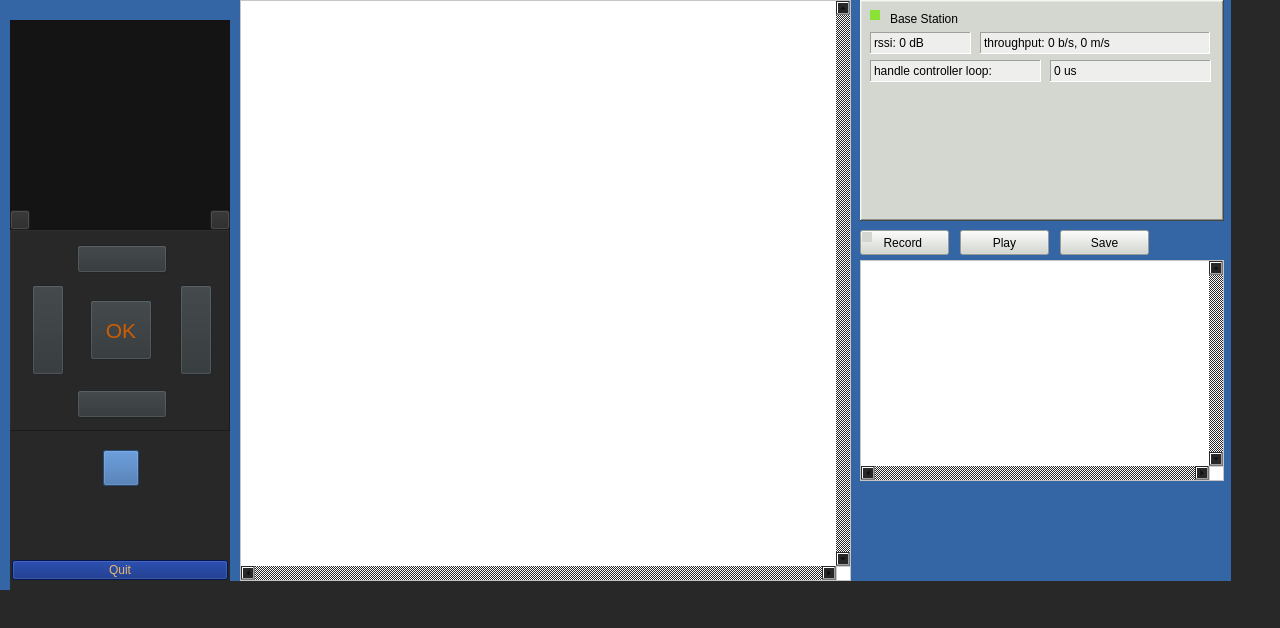
Old version of the form two_way_serial1/mainwindow.ui in the repository skazik/QT.
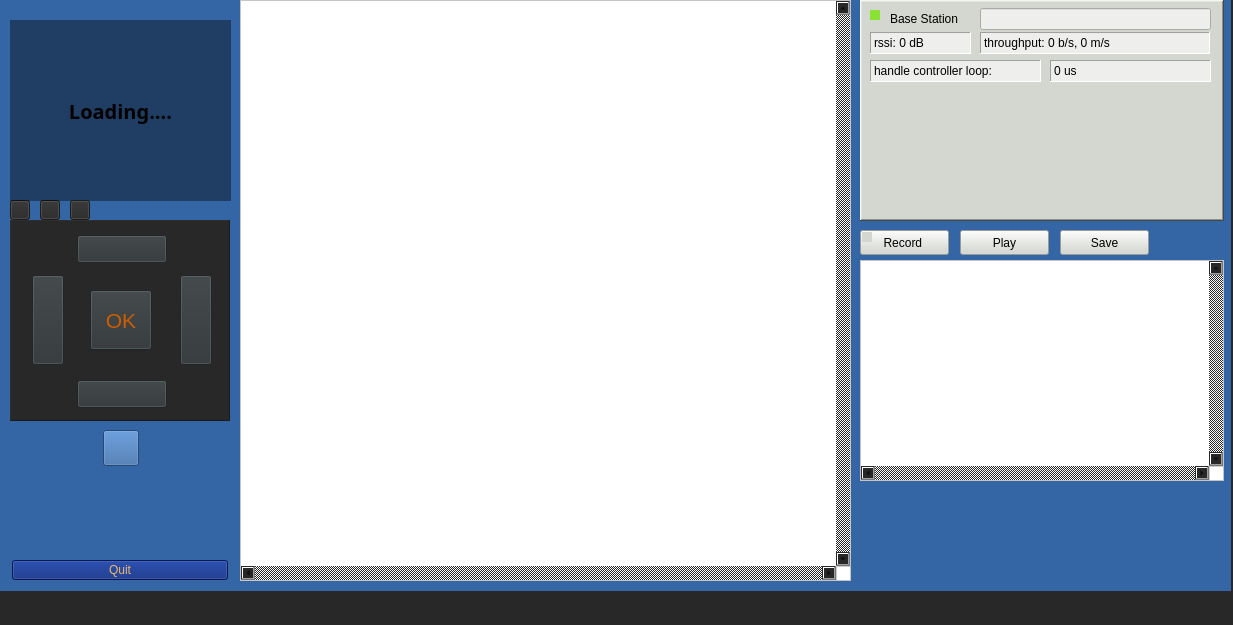
New version of the form. Icons and pictures are not drawn. Custom widgets are drawn as their Qt base class.

Commit message: made configurable port ttyACM0 and camera flip

```diff
--- a/two_way_serial1/mainwindow.ui
+++ b/two_way_serial1/mainwindow.ui
@@ -6,8 +6,8 @@
    <rect>
     <x>0</x>
     <y>0</y>
-    <width>1280</width>
-    <height>628</height>
+    <width>1233</width>
+    <height>625</height>
    </rect>
   </property>
   <property name="windowTitle">
@@ -21,7 +21,7 @@
     <property name="geometry">
      <rect>
       <x>77</x>
-      <y>245</y>
+      <y>235</y>
       <width>90</width>
       <height>28</height>
      </rect>
@@ -47,7 +47,7 @@
     <property name="geometry">
      <rect>
       <x>77</x>
-      <y>390</y>
+      <y>380</y>
       <width>90</width>
       <height>28</height>
      </rect>
@@ -67,7 +67,7 @@
     <property name="geometry">
      <rect>
       <x>10</x>
-      <y>230</y>
+      <y>220</y>
       <width>220</width>
       <height>201</height>
      </rect>
@@ -98,7 +98,7 @@
     <property name="geometry">
      <rect>
       <x>32</x>
-      <y>285</y>
+      <y>275</y>
       <width>32</width>
       <height>90</height>
      </rect>
@@ -124,7 +124,7 @@
     <property name="geometry">
      <rect>
       <x>180</x>
-      <y>285</y>
+      <y>275</y>
       <width>32</width>
       <height>90</height>
      </rect>
@@ -150,7 +150,7 @@
     <property name="geometry">
      <rect>
       <x>90</x>
-      <y>300</y>
+      <y>290</y>
       <width>62</width>
       <height>60</height>
      </rect>
@@ -203,7 +203,7 @@
     <property name="geometry">
      <rect>
       <x>103</x>
-      <y>450</y>
+      <y>430</y>
       <width>36</width>
       <height>36</height>
      </rect>
@@ -266,43 +266,6 @@
     <property name="midLineWidth">
      <number>0</number>
     </property>
-    <widget class="QLabel" name="color_holder_2">
-     <property name="geometry">
-      <rect>
-       <x>70</x>
-       <y>0</y>
-       <width>220</width>
-       <height>20</height>
-      </rect>
-     </property>
-     <property name="font">
-      <font>
-       <family>Ubuntu Condensed</family>
-       <pointsize>19</pointsize>
-       <weight>75</weight>
-       <italic>false</italic>
-       <bold>true</bold>
-      </font>
-     </property>
-     <property name="styleSheet">
-      <string notr="true">background-color: rgb(52, 101, 164);</string>
-     </property>
-     <property name="text">
-      <string/>
-     </property>
-     <property name="textFormat">
-      <enum>Qt::AutoText</enum>
-     </property>
-     <property name="scaledContents">
-      <bool>true</bool>
-     </property>
-     <property name="alignment">
-      <set>Qt::AlignCenter</set>
-     </property>
-     <property name="wordWrap">
-      <bool>true</bool>
-     </property>
-    </widget>
    </widget>
    <widget class="QPushButton" name="quitButton">
     <property name="geometry">
@@ -324,26 +287,27 @@
    <widget class="QLabel" name="imageLabel">
     <property name="geometry">
      <rect>
-      <x>230</x>
-      <y>0</y>
-      <width>1001</width>
-      <height>581</height>
+      <x>10</x>
+      <y>20</y>
+      <width>221</width>
+      <height>181</height>
      </rect>
     </property>
     <property name="font">
      <font>
       <family>Ubuntu Condensed</family>
-      <pointsize>19</pointsize>
+      <pointsize>15</pointsize>
       <weight>75</weight>
       <italic>false</italic>
       <bold>true</bold>
      </font>
     </property>
     <property name="styleSheet">
-     <string notr="true">background-color: rgb(52, 101, 164);</string>
+     <string notr="true">background-color: rgba(0, 0, 0, 100);
+</string>
     </property>
     <property name="text">
-     <string/>
+     <string>Loading....</string>
     </property>
     <property name="textFormat">
      <enum>Qt::AutoText</enum>
@@ -362,7 +326,7 @@
     <property name="geometry">
      <rect>
       <x>10</x>
-      <y>210</y>
+      <y>200</y>
       <width>20</width>
       <height>20</height>
      </rect>
@@ -378,8 +342,8 @@
    <widget class="QPushButton" name="zoomButton">
     <property name="geometry">
      <rect>
-      <x>210</x>
-      <y>210</y>
+      <x>40</x>
+      <y>200</y>
       <width>20</width>
       <height>20</height>
      </rect>
@@ -392,43 +356,6 @@
       <normaloff>.</normaloff>.</iconset>
     </property>
    </widget>
-   <widget class="QLabel" name="color_holder">
-    <property name="geometry">
-     <rect>
-      <x>0</x>
-      <y>0</y>
-      <width>10</width>
-      <height>590</height>
-     </rect>
-    </property>
-    <property name="font">
-     <font>
-      <family>Ubuntu Condensed</family>
-      <pointsize>19</pointsize>
-      <weight>75</weight>
-      <italic>false</italic>
-      <bold>true</bold>
-     </font>
-    </property>
-    <property name="styleSheet">
-     <string notr="true">background-color: rgb(52, 101, 164);</string>
-    </property>
-    <property name="text">
-     <string/>
-    </property>
-    <property name="textFormat">
-     <enum>Qt::AutoText</enum>
-    </property>
-    <property name="scaledContents">
-     <bool>true</bool>
-    </property>
-    <property name="alignment">
-     <set>Qt::AlignCenter</set>
-    </property>
-    <property name="wordWrap">
-     <bool>true</bool>
-    </property>
-   </widget>
    <widget class="QFrame" name="frame">
     <property name="geometry">
      <rect>
@@ -564,6 +491,19 @@
       <string>0 us</string>
      </property>
     </widget>
+    <widget class="QLineEdit" name="portName">
+     <property name="geometry">
+      <rect>
+       <x>120</x>
+       <y>8</y>
+       <width>231</width>
+       <height>22</height>
+      </rect>
+     </property>
+     <property name="styleSheet">
+      <string notr="true">background-color: rgb(238, 238, 236);</string>
+     </property>
+    </widget>
    </widget>
    <widget class="QPushButton" name="startRecord">
     <property name="geometry">
@@ -651,33 +591,88 @@
      <string>Save</string>
     </property>
    </widget>
+   <widget class="QLabel" name="color_holder_2">
+    <property name="geometry">
+     <rect>
+      <x>-10</x>
+      <y>0</y>
+      <width>1241</width>
+      <height>591</height>
+     </rect>
+    </property>
+    <property name="font">
+     <font>
+      <family>Ubuntu Condensed</family>
+      <pointsize>19</pointsize>
+      <weight>75</weight>
+      <italic>false</italic>
+      <bold>true</bold>
+     </font>
+    </property>
+    <property name="styleSheet">
+     <string notr="true">background-color: rgb(52, 101, 164);</string>
+    </property>
+    <property name="text">
+     <string/>
+    </property>
+    <property name="textFormat">
+     <enum>Qt::AutoText</enum>
+    </property>
+    <property name="scaledContents">
+     <bool>true</bool>
+    </property>
+    <property name="alignment">
+     <set>Qt::AlignCenter</set>
+    </property>
+    <property name="wordWrap">
+     <bool>true</bool>
+    </property>
+   </widget>
+   <widget class="QPushButton" name="flipButton">
+    <property name="geometry">
+     <rect>
+      <x>70</x>
+      <y>200</y>
+      <width>20</width>
+      <height>20</height>
+     </rect>
+    </property>
+    <property name="text">
+     <string/>
+    </property>
+    <property name="icon">
+     <iconset theme="rotate">
+      <normaloff>.</normaloff>.</iconset>
+    </property>
+   </widget>
    <zorder>webcamView</zorder>
-   <zorder>imageLabel</zorder>
+   <zorder>color_holder_2</zorder>
    <zorder>frame</zorder>
+   <zorder>recEdit</zorder>
+   <zorder>startRecord</zorder>
+   <zorder>saveButton</zorder>
+   <zorder>playButton</zorder>
+   <zorder>textEdit</zorder>
+   <zorder>pushButton_rear</zorder>
+   <zorder>zoomButton</zorder>
+   <zorder>resetButton</zorder>
+   <zorder>imageLabel</zorder>
+   <zorder>quitButton</zorder>
    <zorder>remote_pic</zorder>
    <zorder>pushButton_down</zorder>
-   <zorder>pushButton_up</zorder>
    <zorder>pushButton_left</zorder>
    <zorder>pushButton_right</zorder>
    <zorder>pushButton_ok</zorder>
-   <zorder>pushButton_rear</zorder>
-   <zorder>quitButton</zorder>
-   <zorder>resetButton</zorder>
-   <zorder>zoomButton</zorder>
-   <zorder>textEdit</zorder>
-   <zorder>color_holder</zorder>
-   <zorder>startRecord</zorder>
+   <zorder>pushButton_up</zorder>
+   <zorder>flipButton</zorder>
    <zorder>recordIndicator</zorder>
-   <zorder>playButton</zorder>
-   <zorder>recEdit</zorder>
-   <zorder>saveButton</zorder>
   </widget>
   <widget class="QMenuBar" name="menubar">
    <property name="geometry">
     <rect>
      <x>0</x>
      <y>0</y>
-     <width>1280</width>
+     <width>1233</width>
      <height>22</height>
     </rect>
    </property>
```
The commit also changes 6 other files.
